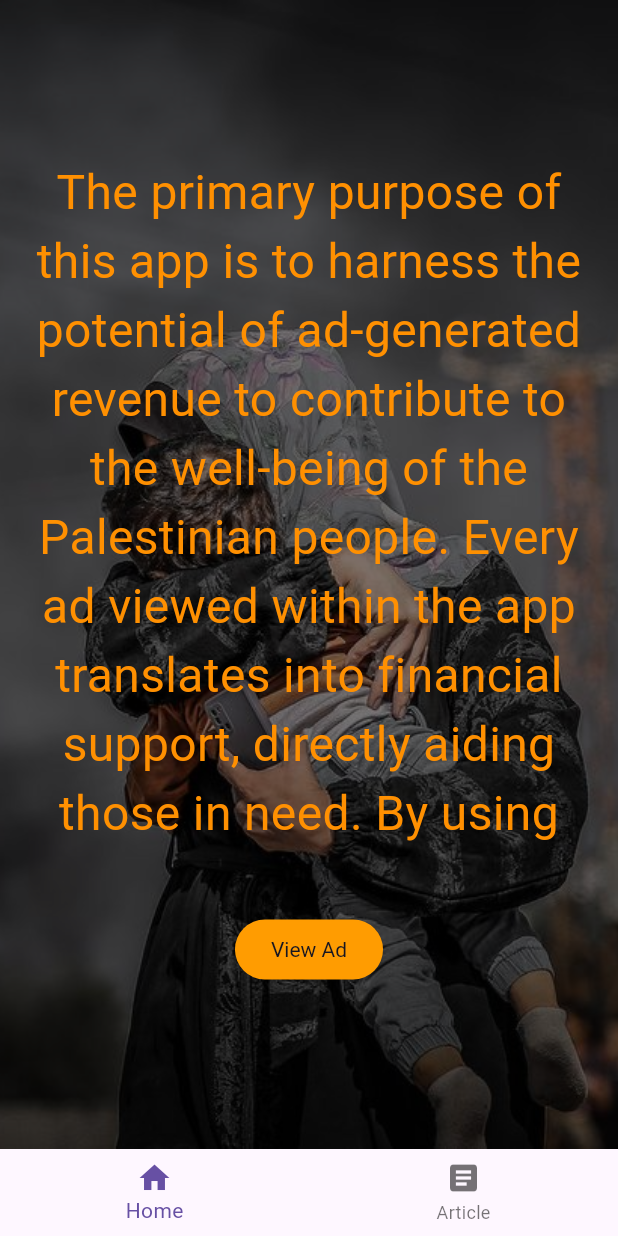
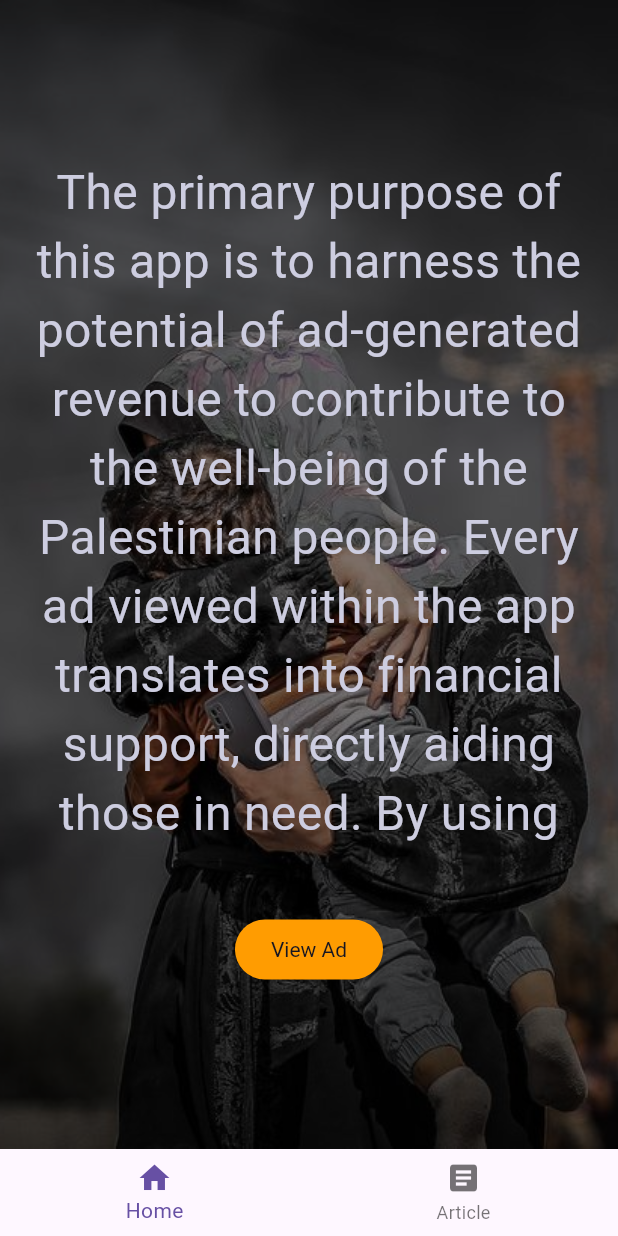
Before and after one commit to kakanics/viewToDonate, a Flutter app: the screen it shows after launch, on a phone screen of 412 x 824 dp. Run offline on Flutter 3.47's test engine with Material 3 defaults, Android fonts, the phone set to English and light mode, and no system bars; our stand-ins replace cloud_firestore, flutter_local_notifications, google_mobile_ads; accounts and stored records are empty; network calls fail; Roboto replaces fonts that are missing (Poppins-Bold, Poppins-Light, Poppins-Regular).

Commit message:
build working level

```diff
--- a/lib/screen1.dart
+++ b/lib/screen1.dart
@@ -15,7 +15,7 @@ class _Screen1State extends State<Screen1> {
 
   // Expose font size and color controls in the code
   final double _fontSize = 32.0;
-  final Color _fontColor = AppColors.secondary100;
+  final Color _fontColor = AppColors.gray100;
 
   int _adCounter = 5;
   Timer? _notificationTimer;
```
Also changed, not shown: 3 other files.
